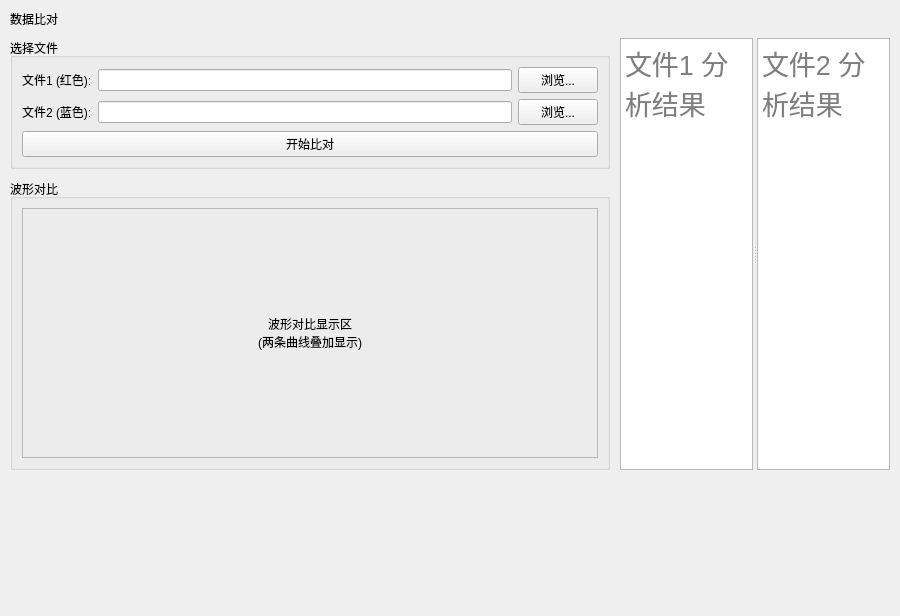
Above: src/ui/compare_panel.ui from IceSugarZxy/MARS-pro before the change. Below: the same form after it.
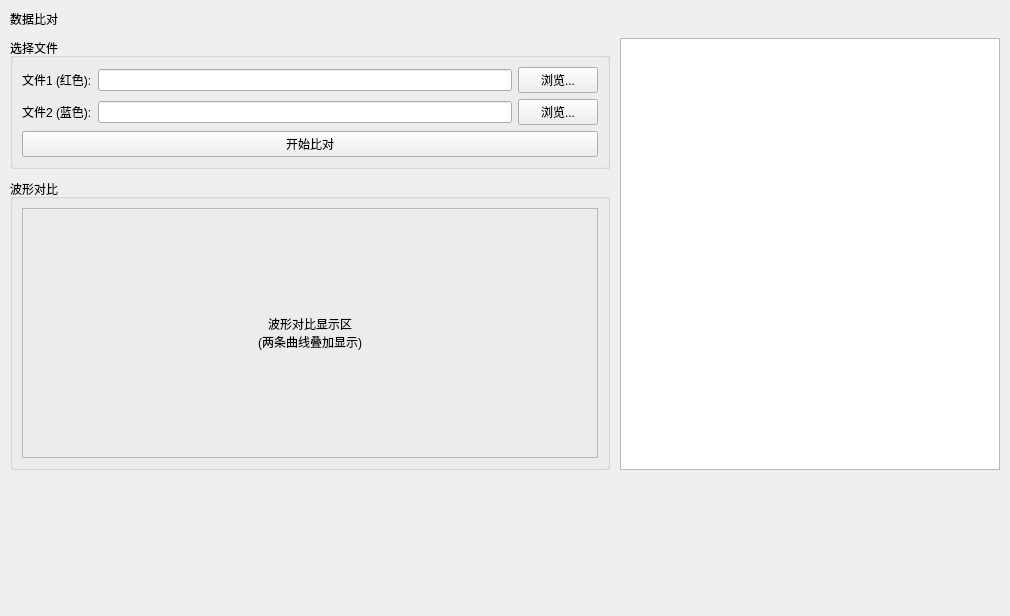
That is the form after the change.

Patch:
```diff
--- a/src/ui/compare_panel.ui
+++ b/src/ui/compare_panel.ui
@@ -40,36 +40,27 @@
     </widget>
    </item>
    <item row="1" column="3" rowspan="2">
-    <widget class="QSplitter" name="result_splitter">
-     <property name="orientation">
-      <enum>Qt::Horizontal</enum>
+    <widget class="QTableWidget" name="result_table">
+     <property name="minimumSize">
+      <size>
+       <width>380</width>
+       <height>0</height>
+      </size>
      </property>
-     <widget class="QTextEdit" name="result1_text">
-      <property name="font">
-       <font>
-        <pointsize>20</pointsize>
-       </font>
-      </property>
-      <property name="readOnly">
-       <bool>true</bool>
-      </property>
-      <property name="placeholderText">
-       <string>文件1 分析结果</string>
-      </property>
-     </widget>
-     <widget class="QTextEdit" name="result2_text">
+     <property name="editTriggers">
+      <set>QAbstractItemView::NoEditTriggers</set>
+     </property>
+     <property name="selectionBehavior">
+      <enum>QAbstractItemView::SelectRows</enum>
+     </property>
       <property name="font">
        <font>
-        <pointsize>20</pointsize>
-       </font>
-      </property>
-      <property name="readOnly">
+       <pointsize>12</pointsize>
+      </font>
+     </property>
+     <attribute name="horizontalHeaderVisible">
        <bool>true</bool>
-      </property>
-      <property name="placeholderText">
-       <string>文件2 分析结果</string>
-      </property>
-     </widget>
+     </attribute>
     </widget>
    </item>
    <item row="2" column="0" colspan="3">
```
Lines whose indentation alone changed are shown as unchanged.
